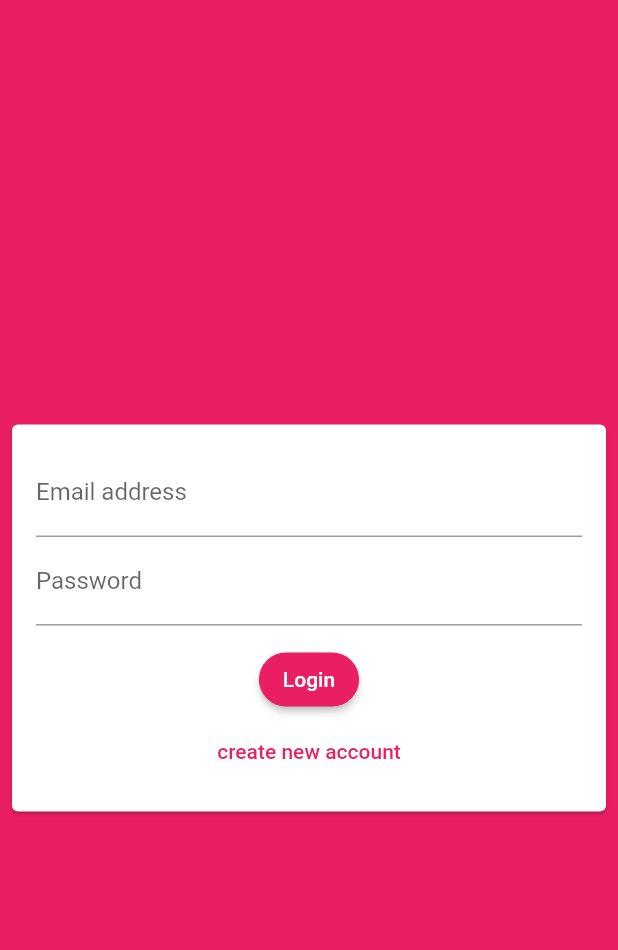
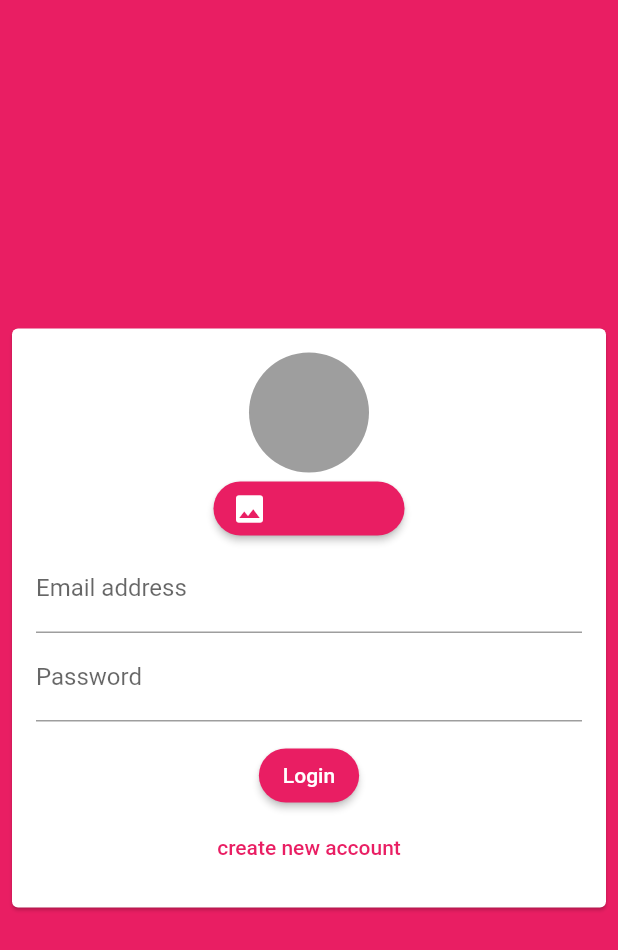
Before and after one commit to sur16-cse/chat_app, a Flutter app: the screen it shows after launch, on a phone screen of 412 x 824 dp. Shown: the top 950 px of the screen. Run offline on Flutter 3.47's test engine with Material 2 defaults, Android fonts, the phone set to English and light mode, and no system bars; our stand-ins replace cloud_firestore, firebase_auth, firebase_core, image_picker; accounts and stored records are empty.

Commit message:
implementing image_picker

```diff
--- a/lib/widgets/auth/auth_form.dart
+++ b/lib/widgets/auth/auth_form.dart
@@ -1,7 +1,8 @@
+import 'package:chat_app/widgets/pickers/user_image_picker.dart';
 import 'package:flutter/material.dart';
 
 class AuthForm extends StatefulWidget {
-  const AuthForm(this.submitFn, this.isLoading);
+  const AuthForm(this.submitFn, this.isLoading, {super.key});
   final bool isLoading;
   final void Function(
     String email,
@@ -52,6 +53,7 @@ class _AuthFormState extends State<AuthForm> {
               child: Column(
                 mainAxisSize: MainAxisSize.min,
                 children: <Widget>[
+                  UserImagePicker(),
                   TextFormField(
                     validator: (value) {
                       if (value!.isEmpty || !value.contains('@')) {
@@ -97,14 +99,13 @@ class _AuthFormState extends State<AuthForm> {
                   const SizedBox(
                     height: 12,
                   ),
-                  if(widget.isLoading)
-                    CircularProgressIndicator(),
-                  if(!widget.isLoading)
+                  if (widget.isLoading) const CircularProgressIndicator(),
+                  if (!widget.isLoading)
                     ElevatedButton(
                       onPressed: _trySubmit,
                       child: Text(_isLogin ? 'Login' : 'Signup'),
                     ),
-                  if(!widget.isLoading)
+                  if (!widget.isLoading)
                     TextButton(
                       onPressed: () {
                         setState(() {
--- a/lib/widgets/chat/messages.dart
+++ b/lib/widgets/chat/messages.dart
@@ -26,6 +26,7 @@ class Messages extends StatelessWidget {
           reverse: true,
           itemBuilder: (ctx, index) => MessageBubble(
             message: chatDocs[index]['text'],
+            userName:chatDocs[index]['username'],
             isMe: chatDocs[index]['userId'] == user!.uid,
             key: ValueKey(chatDocs[index].id),
           ),
--- /dev/null
+++ b/lib/widgets/pickers/user_image_picker.dart
@@ -0,0 +1,42 @@
+import 'package:flutter/material.dart';
+import 'package:image_picker/image_picker.dart';
+import 'dart:io';
+
+class UserImagePicker extends StatefulWidget {
+  const UserImagePicker({Key? key}) : super(key: key);
+
+  @override
+  State<UserImagePicker> createState() => _UserImagePickerState();
+}
+
+class _UserImagePickerState extends State<UserImagePicker> {
+  File? pickedImage;
+  final ImagePicker _picker = ImagePicker();
+  void _pickImage() async {
+    final userImage = await _picker.pickImage(source: ImageSource.camera);
+    setState(() {
+      pickedImage = File(userImage!.path);
+    });
+  }
+
+  @override
+  Widget build(BuildContext context) {
+    return Column(
+      children: [
+        CircleAvatar(
+          radius: 40,
+          backgroundColor: Colors.grey,
+          backgroundImage: pickedImage != null ? FileImage(pickedImage!) : null,
+        ),
+        ElevatedButton.icon(
+          onPressed: _pickImage,
+          icon: const Icon(Icons.image),
+          label: Text(
+            'Add image',
+            style: TextStyle(color: Theme.of(context).primaryColor),
+          ),
+        ),
+      ],
+    );
+  }
+}
--- a/pubspec.yaml
+++ b/pubspec.yaml
@@ -37,6 +37,7 @@ dependencies:
   cupertino_icons: ^1.0.2
   cloud_firestore: ^4.4.2
   firebase_auth: ^4.2.9
+  image_picker: ^0.8.6+4
 
 dev_dependencies:
   flutter_test:
```
Also changed, not shown: lib/widgets/chat/message_bubble.dart (+25 -6 lines), lib/widgets/chat/new_message.dart (+6 -1 lines), pubspec.lock, 1 other file. Lines whose indentation alone changed are shown as unchanged.
